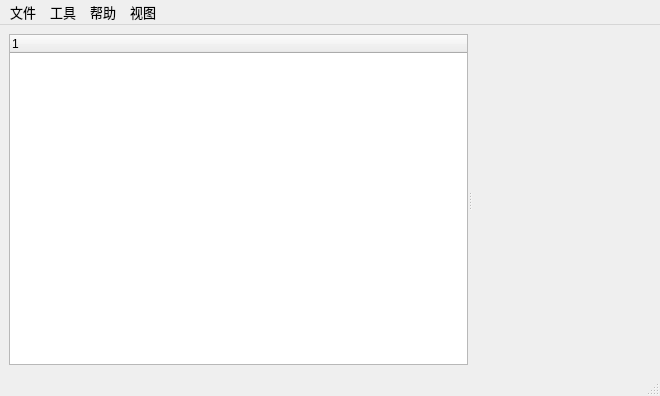
Above: CrossNex/mainwindow.ui from thousandmiles/CrossNex before the change. Below: the same form after it.
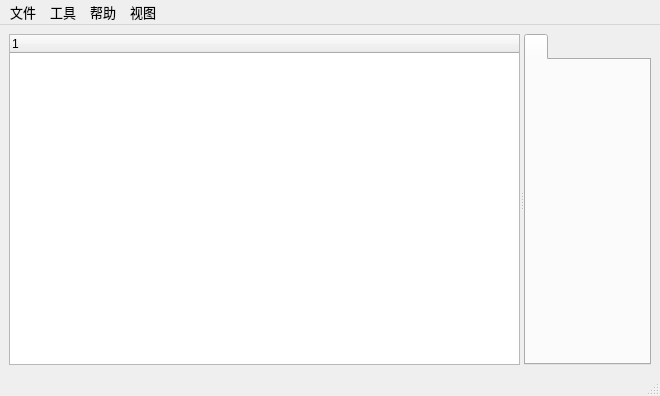
That is the form after the change. Custom widgets are drawn as their Qt base class.

Patch:
```diff
--- a/CrossNex/mainwindow.ui
+++ b/CrossNex/mainwindow.ui
@@ -33,7 +33,13 @@
         </property>
        </column>
       </widget>
-      <widget class="BrowserWindow" name="mainwidget" native="true"/>
+      <widget class="TabContainer" name="maintabWidget">
+       <widget class="Tab" name="maintabWidgetPage1">
+        <attribute name="title">
+         <string/>
+        </attribute>
+       </widget>
+      </widget>
      </widget>
     </item>
    </layout>
@@ -108,7 +114,13 @@
    <header>navigationtree.h</header>
   </customwidget>
   <customwidget>
-   <class>BrowserWindow</class>
+   <class>TabContainer</class>
+   <extends>QTabWidget</extends>
+   <header>tabcontainer.h</header>
+   <container>1</container>
+  </customwidget>
+  <customwidget>
+   <class>Tab</class>
    <extends>QWidget</extends>
    <header location="global">browserwindow.h</header>
    <container>1</container>
```
Left out of the diff: 2 changed lines with no effect on the pictures.
